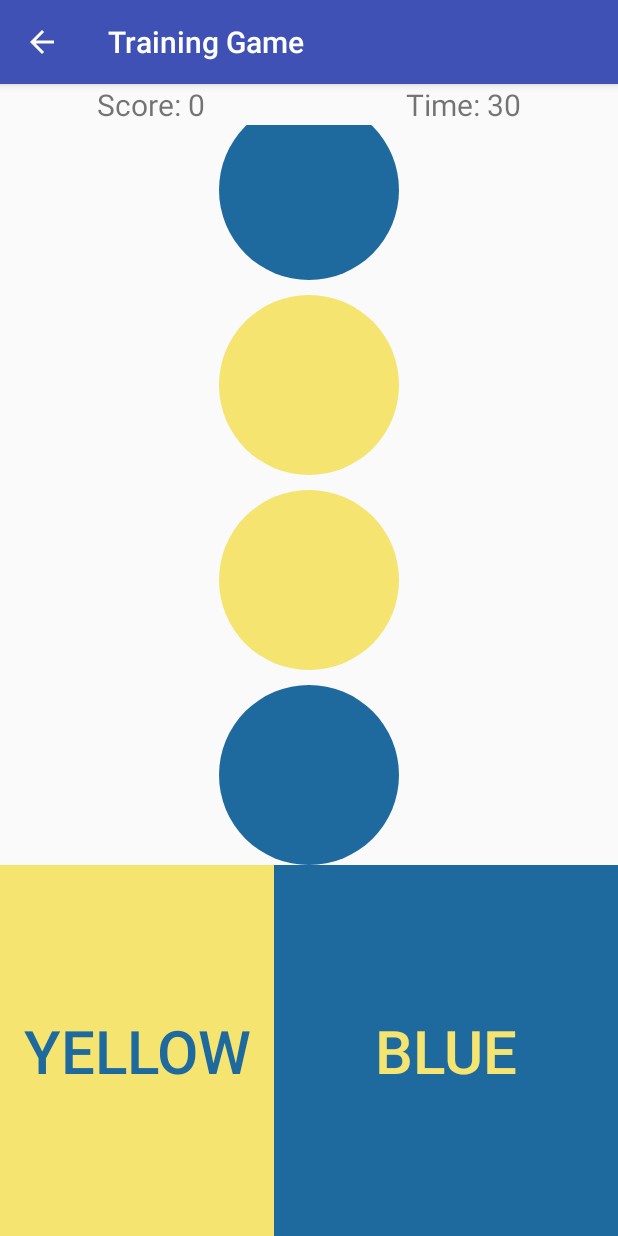
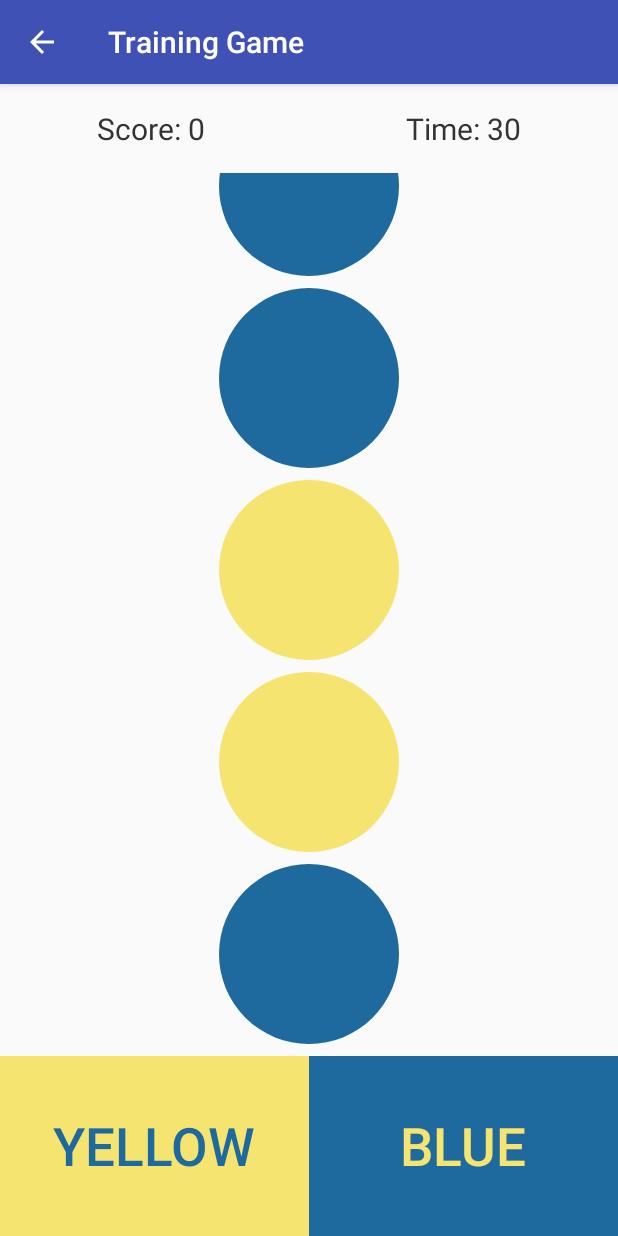
Before and after one commit to Howard-HS/Stroke-Assistant, an Android app: the MemGameActivity screen opened directly, with no data from a screen before it, after a tap on "YELLOW", on a phone screen of 412 x 824 dp. Run offline under Robolectric (Android 15) with nearby library versions, the phone set to English and light mode, and no system bars.

Commit message:
Update Memory Game Look and Feel, Clean up code

```diff
--- a/app/src/main/java/aad/assignment/strokeassistant/MemGameActivity.java
+++ b/app/src/main/java/aad/assignment/strokeassistant/MemGameActivity.java
@@ -3,14 +3,11 @@ package aad.assignment.strokeassistant;
 
 import android.app.Dialog;
 import android.content.Context;
-import android.content.DialogInterface;
 import android.content.SharedPreferences;
 import android.media.MediaPlayer;
+import android.os.Bundle;
 import android.os.CountDownTimer;
-import android.support.v4.widget.TextViewCompat;
 import android.support.v7.app.AppCompatActivity;
-import android.os.Bundle;
-import android.util.Log;
 import android.view.KeyEvent;
 import android.view.MenuItem;
 import android.view.MotionEvent;
@@ -21,18 +18,15 @@ import android.widget.Button;
 import android.widget.ListView;
 import android.widget.TextView;
 
-import org.w3c.dom.Text;
-
+import java.util.ArrayList;
 import java.util.concurrent.ThreadLocalRandom;
 
-import java.util.ArrayList;
-
-public class MemGameActivity extends AppCompatActivity{
+public class MemGameActivity extends AppCompatActivity {
     SharedPreferences sharedPreferences;
     SharedPreferences.Editor editor;
 
     GameAdapter adapter;
-    ArrayList<Integer> arrayOfColors=new ArrayList<>();
+    ArrayList<Integer> arrayOfColors = new ArrayList<>();
     Button btnYellow;
     Button btnBlue;
     ListView listView;
@@ -40,24 +34,25 @@ public class MemGameActivity extends AppCompatActivity{
     TextView txtMessage;
     TextView txtTimer;
     CountDownTimer timer;
-    static Dialog dialog ;
+    static Dialog dialog;
 
-    private final static String PREFERENCES_KEY ="mem_game";
+    private final static String PREFERENCES_KEY = "mem_game";
     int highestScore;
-    int currentScore =0;
-    private static final int MAX_NUM_OF_BALLS =999999;
-    private static final int GAME_DURATION =30000;
-    private static final int TIME_INTERVAL =1000;
-    private static final int YELLOW_BALL=0;
-    private static final int BLUE_BALL=1;
-    private static final int ANIMATION_DURATION=200;
+    int currentScore = 0;
+    private static final int MAX_NUM_OF_BALLS = 999999;
+    private static final int GAME_DURATION = 30000;
+    private static final int TIME_INTERVAL = 1000;
+    private static final int YELLOW_BALL = 0;
+    private static final int BLUE_BALL = 1;
+    private static final int ANIMATION_DURATION = 200;
     MediaPlayer wrongSound;
     TextView txtHighestScore;
     Animation anim;
     Animation anim2;
+
     @Override
     public boolean onOptionsItemSelected(MenuItem item) {
-        switch(item.getItemId()) {
+        switch (item.getItemId()) {
             case android.R.id.home:
                 finish();
                 return true;
@@ -70,10 +65,8 @@ public class MemGameActivity extends AppCompatActivity{
     protected void onCreate(Bundle savedInstanceState) {
         super.onCreate(savedInstanceState);
         setContentView(R.layout.activity_mem_game);
-        wrongSound=MediaPlayer.create(getApplicationContext(),R.raw.wrong);
-        anim2=AnimationUtils.loadAnimation(
-                this, R.anim.slide_in_top
-        );
+        wrongSound = MediaPlayer.create(getApplicationContext(), R.raw.wrong);
+        anim2 = AnimationUtils.loadAnimation(this, R.anim.slide_in_top);
         anim2.setDuration(100);
         getSupportActionBar().setDisplayHomeAsUpEnabled(true);
 
@@ -83,88 +76,70 @@ public class MemGameActivity extends AppCompatActivity{
 
 
         listView.setAdapter(adapter);
-        listView.setSelection(listView.getAdapter().getCount()-1);
+        listView.setSelection(listView.getAdapter().getCount() - 1);
         listView.setOnTouchListener(new View.OnTouchListener() {
 
-            public boolean onTouch(View v, MotionEvent event) {
+            public boolean onTouch(View v,
+                                   MotionEvent event) {
                 return event.getAction() == MotionEvent.ACTION_MOVE;
             }
         });
 
-        btnYellow.setOnClickListener(new View.OnClickListener() {
-            @Override
-            public void onClick(View v) {
-                evaluateGuessResult(v.getId());
-            }
-        });
-        btnBlue.setOnClickListener(new View.OnClickListener() {
-            @Override
-            public void onClick(View v) {
-                evaluateGuessResult(v.getId());
-            }
-        });
+        btnYellow.setOnClickListener(v -> evaluateGuessResult(v.getId()));
+        btnBlue.setOnClickListener(v -> evaluateGuessResult(v.getId()));
 
-        txtScore.setText(String.format(getString(+R.string.game_score),currentScore,""));
-        txtTimer.setText(String.format(getString(R.string.time),GAME_DURATION / 1000));
+        txtScore.setText(String.format(getString(+R.string.game_score), currentScore, ""));
+        txtTimer.setText(String.format(getString(R.string.time), GAME_DURATION / 1000));
 
 
-        timer= new CountDownTimer(GAME_DURATION, TIME_INTERVAL) {
+        timer = new CountDownTimer(GAME_DURATION, TIME_INTERVAL) {
 
             public void onTick(long millisUntilFinished) {
-
-                txtTimer.setText(String.format(getString(R.string.time),(millisUntilFinished / 1000)));
+                txtTimer.setText(String.format(getString(R.string.time), (millisUntilFinished / 1000)));
             }
 
             public void onFinish() {
                 stopGame();
             }
         };
-        dialog= new Dialog(MemGameActivity.this);
+        dialog = new Dialog(MemGameActivity.this);
         dialog.setContentView((R.layout.game_custom_dialog));
         dialog.setTitle(R.string.activity_mem_game);
         dialog.setCancelable(false);
-        dialog.setOnKeyListener(new DialogInterface.OnKeyListener() {
-            @Override
-            public boolean onKey(DialogInterface dialog, int keyCode, KeyEvent event) {
+        dialog.setOnKeyListener((dialog, keyCode, event) -> {
             if (keyCode == KeyEvent.KEYCODE_BACK) {
                 finish();
                 dialog.dismiss();
             }
             return true;
-            }
         });
 
-        txtHighestScore=(TextView) dialog.findViewById(R.id.highest_score);
+        txtHighestScore = (TextView) dialog.findViewById(R.id.highest_score);
         txtHighestScore.setText(generateHighestScore(highestScore));
 
         final Button start = (Button) dialog.findViewById(R.id.btn_start);
-        start.setOnClickListener(new View.OnClickListener() {
-            @Override
-            public void onClick(View v) {
-                startGame();
-            }
-        });
+        start.setOnClickListener(v -> startGame());
         dialog.show();
     }
 
     //stop the game
     private void stopGame() {
-        txtTimer.setText(String.format(getString(R.string.time),0));
+        txtTimer.setText(String.format(getString(R.string.time), 0));
         //txtTimer.setText(R.string.over);
-        if(currentScore > highestScore) {
+        if (currentScore > highestScore) {
             highestScore = currentScore;
             txtHighestScore.setText(generateHighestScore(highestScore));
             updateHighestScore();
         }
         btnYellow.setClickable(false);
         btnBlue.setClickable(false);
-        currentScore=0;
-        txtScore.setText(String.format(getString(+R.string.game_score),currentScore,""));
+        currentScore = 0;
+        txtScore.setText(String.format(getString(+R.string.game_score), currentScore, ""));
         dialog.show();
     }
 
     private String generateHighestScore(int highestScore) {
-        return String.format(getString(+R.string.game_score),highestScore,getString(R.string.highest));
+        return Integer.toString(highestScore);
     }
 
 
@@ -173,13 +148,13 @@ public class MemGameActivity extends AppCompatActivity{
         timer.start();
         btnYellow.setClickable(true);
         btnBlue.setClickable(true);
-        currentScore =0;
+        currentScore = 0;
         dialog.dismiss();
     }
 
     //update the highest score in the database if the user get the highest score
     private void updateHighestScore() {
-        editor  = sharedPreferences.edit();
+        editor = sharedPreferences.edit();
         editor.remove("highestScore");
         editor.putInt("highestScore", currentScore);
         editor.apply();
@@ -187,14 +162,14 @@ public class MemGameActivity extends AppCompatActivity{
 
     //find highest score previously, if not, return 0
     private void sharedPreferencesInit() {
-        sharedPreferences=getSharedPreferences(PREFERENCES_KEY, Context.MODE_PRIVATE);
+        sharedPreferences = getSharedPreferences(PREFERENCES_KEY, Context.MODE_PRIVATE);
         highestScore = sharedPreferences.getInt("highestScore", 0);
     }
 
     //initialize balls in the array
     private void generateBalls() {
         //0 is yellow, 1 is blue
-        for(int i = 0; i< MAX_NUM_OF_BALLS; i++){
+        for (int i = 0; i < MAX_NUM_OF_BALLS; i++) {
             int randomNum = ThreadLocalRandom.current().nextInt(YELLOW_BALL, BLUE_BALL + 1);
             arrayOfColors.add(randomNum);
         }
@@ -204,56 +179,47 @@ public class MemGameActivity extends AppCompatActivity{
     private void initView() {
         adapter = new GameAdapter(this, arrayOfColors);
         listView = (ListView) findViewById(R.id.list_view_ball);
-        btnYellow =(Button) findViewById(R.id.btn_yellow);
-        btnBlue =(Button) findViewById(R.id.btn_blue);
-        txtScore =(TextView) findViewById(R.id.txt_score) ;
-        txtMessage =(TextView) findViewById(R.id.txt_message) ;
-        txtTimer =(TextView) findViewById(R.id.txt_timer);
+        btnYellow = (Button) findViewById(R.id.btn_yellow);
+        btnBlue = (Button) findViewById(R.id.btn_blue);
+        txtScore = (TextView) findViewById(R.id.txt_score);
+        txtMessage = (TextView) findViewById(R.id.txt_message);
+        txtTimer = (TextView) findViewById(R.id.txt_timer);
     }
 
     //evaluate whether user guess right.If user guessed it right, output result. Otherwise, show user that he answered incorrectly
     private void evaluateGuessResult(int buttonId) {
 
         boolean isYellowLast = false;
-        boolean isBlueLast = false;
+        boolean isBlueLast   = false;
 
-        if(!adapter.isEmpty()){
-            isYellowLast=adapter.getItem(adapter.size() - 1) == YELLOW_BALL;
-            isBlueLast=  adapter.getItem(adapter.size() - 1) == BLUE_BALL;
+        if (!adapter.isEmpty()) {
+            isYellowLast = adapter.getItem(adapter.size() - 1) == YELLOW_BALL;
+            isBlueLast = adapter.getItem(adapter.size() - 1) == BLUE_BALL;
         }
 
 
         boolean yellowClicked = buttonId == R.id.btn_yellow;
-        boolean blueClicked = buttonId == R.id.btn_blue;
+        boolean blueClicked   = buttonId == R.id.btn_blue;
 
         boolean correctPrediction = (yellowClicked && isYellowLast) || (blueClicked && isBlueLast);
 
-        if(yellowClicked )
-        {
-            anim= AnimationUtils.loadAnimation(
-                    this, R.anim.slide_out_left
-            );
-        }
-        else{
-            anim= AnimationUtils.loadAnimation(
-                    this, R.anim.slide_out_right
-            );
+        if (yellowClicked)
+            anim = AnimationUtils.loadAnimation(this, R.anim.slide_out_left);
+        else anim = AnimationUtils.loadAnimation(this, R.anim.slide_out_right);
 
-        }
         anim.setDuration(ANIMATION_DURATION);
 
-        if(adapter.isEmpty())
+        if (adapter.isEmpty())
             showTheEnd();
-        else if(correctPrediction)
+        else if (correctPrediction)
             updateScore();
-        else if(yellowClicked || blueClicked )
+        else if (yellowClicked || blueClicked)
             alertWrong();
 
     }
 
     private void alertWrong() {
-       if(!wrongSound.isPlaying())
-           wrongSound.start();
+        if (!wrongSound.isPlaying()) wrongSound.start();
     }
 
     private void showTheEnd() {
@@ -264,9 +230,9 @@ public class MemGameActivity extends AppCompatActivity{
     //update user current score
     private void updateScore() {
 
-        final int lastChildPos=listView.getChildCount()-1;
-        listView.getChildAt(lastChildPos).startAnimation(anim );
-        for (int i=0;i<lastChildPos;i++)
+        final int lastChildPos = listView.getChildCount() - 1;
+        listView.getChildAt(lastChildPos).startAnimation(anim);
+        for (int i = 0; i < lastChildPos; i++)
             listView.getChildAt(i).startAnimation(anim2);
         anim.setAnimationListener(new Animation.AnimationListener() {
             @Override
@@ -284,12 +250,11 @@ public class MemGameActivity extends AppCompatActivity{
 
             @Override
             public void onAnimationRepeat(Animation animation) {
-
             }
         });
 
         currentScore++;
-        txtScore.setText(String.format(getString(+R.string.game_score),currentScore,""));
+        txtScore.setText(String.format(getString(+R.string.game_score), currentScore, ""));
     }
 
 
@@ -304,8 +269,7 @@ public class MemGameActivity extends AppCompatActivity{
     @Override
     protected void onResume() {
         super.onResume();
-        if(!dialog.isShowing())
-            stopGame();
+        if (!dialog.isShowing()) stopGame();
         dialog.show();
     }
 }
--- a/app/src/main/res/layout/activity_mem_game.xml
+++ b/app/src/main/res/layout/activity_mem_game.xml
@@ -10,27 +10,32 @@
     <LinearLayout
         android:layout_width="match_parent"
         android:layout_height="wrap_content"
-        android:orientation="horizontal">
+        android:orientation="horizontal"
+        android:paddingBottom="16dp"
+        android:paddingTop="16dp">
 
         <LinearLayout
-            android:orientation="vertical"
             android:layout_width="0dp"
+            android:layout_height="wrap_content"
             android:layout_weight="1"
-            android:layout_height="wrap_content">
+            android:orientation="vertical">
+
             <TextView
                 android:id="@+id/txt_score"
                 android:layout_width="match_parent"
                 android:layout_height="wrap_content"
                 android:text="@string/game_score"
                 android:textAlignment="center"
-                android:textSize="20sp" />
+                android:textColor="@color/colorText"
+                android:textSize="20sp"/>
 
         </LinearLayout>
+
         <LinearLayout
-            android:orientation="vertical"
             android:layout_width="0dp"
+            android:layout_height="wrap_content"
             android:layout_weight="1"
-            android:layout_height="wrap_content">
+            android:orientation="vertical">
 
             <TextView
                 android:id="@+id/txt_timer"
@@ -38,7 +43,8 @@
                 android:layout_height="wrap_content"
                 android:text="@string/time"
                 android:textAlignment="center"
-                android:textSize="20sp" />
+                android:textColor="@color/colorText"
+                android:textSize="20sp"/>
         </LinearLayout>
 
 
@@ -49,71 +55,52 @@
         android:layout_width="match_parent"
         android:layout_height="wrap_content"
         android:textAlignment="center"
-        android:visibility="gone"
-        android:textSize="20sp" />
+        android:textSize="20sp"
+        android:visibility="gone"/>
 
 
     <LinearLayout
         android:id="@+id/layout_ball"
         android:layout_width="match_parent"
         android:layout_height="0dp"
-        android:layout_weight="2"
-        android:orientation="vertical">
+        android:layout_marginBottom="8dp"
+        android:layout_weight="1"
+        android:orientation="vertical"
+        android:gravity="center_horizontal">
 
-        <RelativeLayout
-            android:layout_width="match_parent"
-            android:layout_height="match_parent">
         <ListView
             android:id="@+id/list_view_ball"
             android:layout_width="120dp"
-                android:layout_height="wrap_content"
+            android:layout_height="match_parent"
             android:divider="@null"
-                android:dividerHeight="10.0dp"
-                android:scrollbars="none"
+            android:dividerHeight="8.0dp"
             android:listSelector="@android:color/transparent"
-                android:layout_centerInParent="true"
-                >
-            </ListView>
-        </RelativeLayout>
+            android:scrollbars="none"/>
     </LinearLayout>
 
     <LinearLayout
         android:layout_width="match_parent"
-        android:layout_height="0dp"
-        android:layout_weight="1"
+        android:layout_height="120dp"
         android:orientation="horizontal">
-        <LinearLayout
-            android:layout_width="0dp"
-            android:layout_height="match_parent"
-            android:layout_weight="0.8"
-            android:orientation="vertical">
 
         <Button
             android:id="@+id/btn_yellow"
-                android:layout_width="match_parent"
-                android:layout_height="match_parent"
-                android:background="@color/minionYellow"
-                android:textColor="@color/minionBlue"
-                android:textSize="40sp"
-                android:text="@string/yellow" />
-
-
-        </LinearLayout>
-
-        <LinearLayout
             android:layout_width="0dp"
             android:layout_height="match_parent"
             android:layout_weight="1"
-            android:orientation="vertical">
+            android:background="@color/minionYellow"
+            android:text="@string/yellow"
+            android:textColor="@color/minionBlue"
+            android:textSize="35sp"/>
 
         <Button
             android:id="@+id/btn_blue"
-                android:layout_width="match_parent"
+            android:layout_width="0dp"
+            android:layout_height="match_parent"
+            android:layout_weight="1"
+            android:background="@color/minionBlue"
+            android:text="@string/blue"
             android:textColor="@color/minionYellow"
-                android:layout_height="match_parent"
-                android:background="@color/minionBlue"
-                android:textSize="40sp"
-                android:text="@string/blue" />
+            android:textSize="35sp"/>
     </LinearLayout>
 </LinearLayout>
-</LinearLayout>
--- a/app/src/main/res/values/strings.xml
+++ b/app/src/main/res/values/strings.xml
@@ -12,8 +12,8 @@
     <string name="wrong_please_try_again">Wrong! Please Try Again!</string>
     <string name="time">Time: %1$d</string>
     <string name="over">Over!</string>
-    <string name="start">Start!</string>
-    <string name="highest">Highest!</string>
+    <string name="start">Start</string>
+    <string name="high_score">High Score</string>
     <string name="time_is_up">Time\'s Up!</string>
     <string name="game_ending">Welcome to the end of the world!</string>
 
```
Also changed, not shown: app/src/main/java/aad/assignment/strokeassistant/GameAdapter.java (+15 -16 lines), app/src/main/res/layout/game_custom_dialog.xml (+33 -16 lines). Lines whose indentation alone changed are shown as unchanged.
